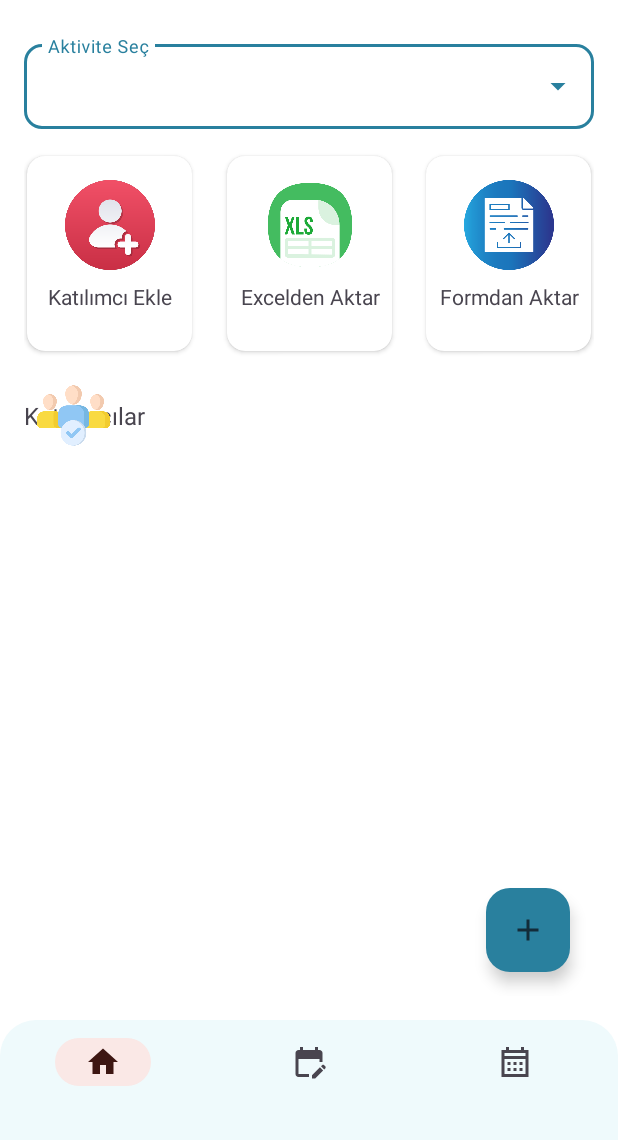
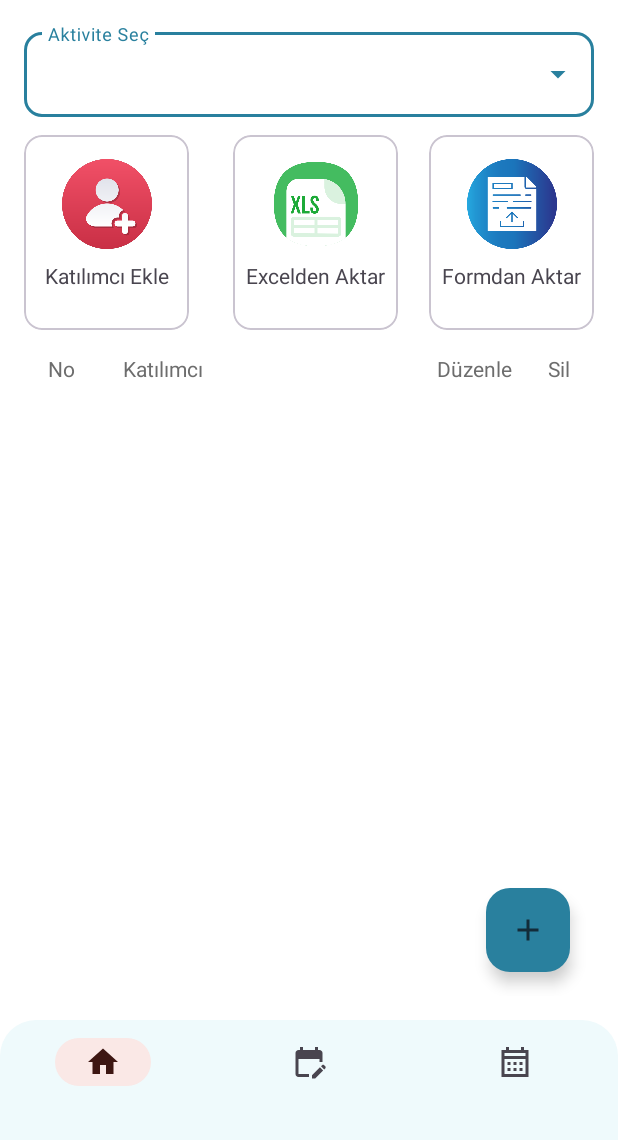
Before and after one commit to ariftuncerr/e-participant, an Android app: the screen it shows after launch once a user with an empty profile is signed in (MainActivity), on a phone screen of 412 x 824 dp, the part 96-1236 px from its top. Run offline under Robolectric (Android 15) with nearby library versions, the light colour scheme and no system bars; our stand-ins replace Firebase (no records; nobody signed in at launch, a user with empty details on screens opened directly).

Commit message:
feat(ui): updated ui

```diff
--- a/app/src/main/java/com/vedatturkkal/stajokulu2025yoklama/ui/adapters/ParticipantListAdapter.kt
+++ b/app/src/main/java/com/vedatturkkal/stajokulu2025yoklama/ui/adapters/ParticipantListAdapter.kt
@@ -4,6 +4,7 @@ import android.view.LayoutInflater
 import android.view.View
 import android.view.ViewGroup
 import android.widget.ImageButton
+import android.widget.ImageView
 import android.widget.TextView
 import androidx.recyclerview.widget.RecyclerView
 import com.vedatturkkal.stajokulu2025yoklama.R
@@ -41,7 +42,7 @@ class ParticipantListAdapter (
 
     class ParticipantItemHolder(itemView : View) : RecyclerView.ViewHolder(itemView){
         val participantName = itemView.findViewById<TextView>(R.id.participantNameText)
-        val deleteParticipantBtn = itemView.findViewById<ImageButton>(R.id.deleteParticipantBtn)
+        val deleteParticipantBtn = itemView.findViewById<ImageView>(R.id.deleteParticipantBtn)
     }
 
      fun updateList(newList : List<Participant>){
--- a/app/src/main/res/layout/fragment_home.xml
+++ b/app/src/main/res/layout/fragment_home.xml
@@ -1,4 +1,4 @@
-<!-- fragment_home.xml -->
+<?xml version="1.0" encoding="utf-8"?>
 <androidx.coordinatorlayout.widget.CoordinatorLayout
     xmlns:android="http://schemas.android.com/apk/res/android"
     xmlns:app="http://schemas.android.com/apk/res-auto"
@@ -11,27 +11,47 @@
         android:layout_height="match_parent"
         android:padding="16dp">
 
-        <!-- Modern Dropdown -->
+        <!-- Dropdown -->
+        <com.google.android.material.textfield.TextInputLayout
+            android:id="@+id/activitiesDropdownLayout"
+            style="@style/Widget.MaterialComponents.TextInputLayout.OutlinedBox.ExposedDropdownMenu"
+            android:layout_width="0dp"
+            android:layout_height="wrap_content"
+            android:hint="Aktivite Seç"
+            app:boxCornerRadiusTopStart="12dp"
+            app:boxCornerRadiusTopEnd="12dp"
+            app:boxCornerRadiusBottomStart="12dp"
+            app:boxCornerRadiusBottomEnd="12dp"
+            app:layout_constraintTop_toTopOf="parent"
+            app:layout_constraintStart_toStartOf="parent"
+            app:layout_constraintEnd_toEndOf="parent">
 
+            <AutoCompleteTextView
+                android:id="@+id/activitiesDropdown"
+                android:layout_width="match_parent"
+                android:layout_height="wrap_content"
+                android:inputType="none" />
+        </com.google.android.material.textfield.TextInputLayout>
+
+        <!-- Kart Butonları -->
         <androidx.constraintlayout.widget.ConstraintLayout
-            android:id="@+id/constraintLayout"
-            android:layout_width="match_parent"
-            android:layout_height="150dp"
-            android:layout_marginTop="8dp"
-            app:layout_constraintEnd_toEndOf="parent"
-            app:layout_constraintHorizontal_bias="0.0"
+            android:id="@+id/cardSectionLayout"
+            android:layout_width="0dp"
+            android:layout_height="wrap_content"
+            android:layout_marginTop="12dp"
+            app:layout_constraintTop_toBottomOf="@id/activitiesDropdownLayout"
             app:layout_constraintStart_toStartOf="parent"
-            app:layout_constraintTop_toBottomOf="@+id/activitiesDropdownLayout">
+            app:layout_constraintEnd_toEndOf="parent">
 
-            <androidx.cardview.widget.CardView
+            <!-- Kart 1 -->
+            <com.google.android.material.card.MaterialCardView
                 android:id="@+id/cardView"
                 android:layout_width="110dp"
                 android:layout_height="130dp"
-                android:layout_marginStart="2dp"
                 app:cardCornerRadius="12dp"
-                app:layout_constraintBottom_toBottomOf="parent"
                 app:layout_constraintStart_toStartOf="parent"
-                app:layout_constraintTop_toTopOf="parent">
+                app:layout_constraintTop_toTopOf="parent"
+                app:layout_constraintBottom_toBottomOf="parent">
 
                 <androidx.constraintlayout.widget.ConstraintLayout
                     android:layout_width="match_parent"
@@ -43,9 +63,9 @@
                         android:layout_height="60dp"
                         android:layout_marginTop="16dp"
                         android:src="@drawable/add_participant"
-                        app:layout_constraintEnd_toEndOf="parent"
+                        app:layout_constraintTop_toTopOf="parent"
                         app:layout_constraintStart_toStartOf="parent"
-                        app:layout_constraintTop_toTopOf="parent" />
+                        app:layout_constraintEnd_toEndOf="parent" />
 
                     <TextView
                         android:id="@+id/addPText"
@@ -53,21 +73,22 @@
                         android:layout_height="wrap_content"
                         android:layout_marginTop="8dp"
                         android:text="Katılımcı Ekle"
-                        app:layout_constraintEnd_toEndOf="parent"
+                        app:layout_constraintTop_toBottomOf="@id/addPImageView"
                         app:layout_constraintStart_toStartOf="parent"
-                        app:layout_constraintTop_toBottomOf="@+id/addPImageView" />
+                        app:layout_constraintEnd_toEndOf="parent" />
+                </androidx.constraintlayout.widget.ConstraintLayout>
+            </com.google.android.material.card.MaterialCardView>
 
-                </androidx.constraintlayout.widget.ConstraintLayout>
-            </androidx.cardview.widget.CardView>
-
-            <androidx.cardview.widget.CardView
+            <!-- Kart 2 -->
+            <com.google.android.material.card.MaterialCardView
                 android:id="@+id/cardView3"
                 android:layout_width="110dp"
                 android:layout_height="130dp"
+                android:layout_marginStart="8dp"
                 app:cardCornerRadius="12dp"
                 app:layout_constraintBottom_toBottomOf="parent"
                 app:layout_constraintEnd_toStartOf="@+id/cardView2"
-                app:layout_constraintStart_toEndOf="@+id/cardView"
+                app:layout_constraintStart_toEndOf="@id/cardView"
                 app:layout_constraintTop_toTopOf="parent">
 
                 <androidx.constraintlayout.widget.ConstraintLayout
@@ -86,24 +107,22 @@
 
                     <TextView
                         android:id="@+id/importExcelTxt"
-                        android:layout_width="96dp"
+                        android:layout_width="wrap_content"
                         android:layout_height="wrap_content"
                         android:layout_marginTop="8dp"
                         android:text="Excelden Aktar"
                         android:textAlignment="center"
                         app:layout_constraintEnd_toEndOf="parent"
                         app:layout_constraintStart_toStartOf="parent"
-                        app:layout_constraintTop_toBottomOf="@+id/importExceImageView" />
+                        app:layout_constraintTop_toBottomOf="@id/importExceImageView" />
+                </androidx.constraintlayout.widget.ConstraintLayout>
+            </com.google.android.material.card.MaterialCardView>
 
-                </androidx.constraintlayout.widget.ConstraintLayout>
-
-            </androidx.cardview.widget.CardView>
-
-            <androidx.cardview.widget.CardView
+            <!-- Kart 3 -->
+            <com.google.android.material.card.MaterialCardView
                 android:id="@+id/cardView2"
                 android:layout_width="110dp"
                 android:layout_height="130dp"
-                android:layout_marginEnd="2dp"
                 app:cardCornerRadius="12dp"
                 app:layout_constraintBottom_toBottomOf="parent"
                 app:layout_constraintEnd_toEndOf="parent"
@@ -125,41 +144,65 @@
 
                     <TextView
                         android:id="@+id/importFromTxt"
-                        android:layout_width="96dp"
+                        android:layout_width="wrap_content"
                         android:layout_height="wrap_content"
                         android:layout_marginTop="8dp"
                         android:text="Formdan Aktar"
                         android:textAlignment="center"
                         app:layout_constraintEnd_toEndOf="parent"
                         app:layout_constraintStart_toStartOf="parent"
-                        app:layout_constraintTop_toBottomOf="@+id/importFromImageView" />
+                        app:layout_constraintTop_toBottomOf="@id/importFromImageView" />
                 </androidx.constraintlayout.widget.ConstraintLayout>
-            </androidx.cardview.widget.CardView>
+            </com.google.android.material.card.MaterialCardView>
         </androidx.constraintlayout.widget.ConstraintLayout>
 
-        <com.google.android.material.textfield.TextInputLayout
-            android:id="@+id/activitiesDropdownLayout"
-            style="@style/Widget.MaterialComponents.TextInputLayout.OutlinedBox.ExposedDropdownMenu"
+        <!-- Katılımcı Başlık Satırı -->
+        <androidx.constraintlayout.widget.ConstraintLayout
+            android:id="@+id/constraintLayout"
             android:layout_width="0dp"
             android:layout_height="wrap_content"
-            android:layout_marginTop="8dp"
-            android:hint="Aktivite Seç"
-            app:boxCornerRadiusBottomEnd="12dp"
-            app:boxCornerRadiusBottomStart="12dp"
-            app:boxCornerRadiusTopEnd="12dp"
-            app:boxCornerRadiusTopStart="12dp"
+            android:layout_marginTop="16dp"
             app:layout_constraintEnd_toEndOf="parent"
             app:layout_constraintStart_toStartOf="parent"
-            app:layout_constraintTop_toTopOf="parent">
+            app:layout_constraintTop_toBottomOf="@id/cardSectionLayout">
 
-            <AutoCompleteTextView
-                android:id="@+id/activitiesDropdown"
-                android:layout_width="match_parent"
+            <TextView
+                android:id="@+id/pNo"
+                android:layout_width="wrap_content"
                 android:layout_height="wrap_content"
-                android:inputType="none" />
-        </com.google.android.material.textfield.TextInputLayout>
+                android:layout_marginStart="16dp"
+                android:text="No"
+                android:textColor="@color/text500"
+                android:textSize="14sp"
+                app:layout_constraintStart_toStartOf="parent" />
 
-        <!-- Manuel Yatay Kartlar -->
+            <TextView
+                android:id="@+id/pName"
+                android:layout_width="wrap_content"
+                android:layout_height="wrap_content"
+                android:layout_marginStart="32dp"
+                android:text="Katılımcı"
+                android:textColor="@color/text500"
+                app:layout_constraintStart_toEndOf="@id/pNo" />
+
+            <TextView
+                android:id="@+id/pEdit"
+                android:layout_width="wrap_content"
+                android:layout_height="wrap_content"
+                android:layout_marginEnd="24dp"
+                android:text="Düzenle"
+                android:textColor="@color/text500"
+                app:layout_constraintEnd_toStartOf="@+id/pDelete" />
+
+            <TextView
+                android:id="@+id/pDelete"
+                android:layout_width="wrap_content"
+                android:layout_height="wrap_content"
+                android:layout_marginEnd="16dp"
+                android:text="Sil"
+                android:textColor="@color/text500"
+                app:layout_constraintEnd_toEndOf="parent" />
+        </androidx.constraintlayout.widget.ConstraintLayout>
 
         <!-- Katılımcı Listesi -->
         <androidx.recyclerview.widget.RecyclerView
@@ -169,7 +212,7 @@
             app:layout_constraintBottom_toBottomOf="parent"
             app:layout_constraintEnd_toEndOf="parent"
             app:layout_constraintStart_toStartOf="parent"
-            app:layout_constraintTop_toBottomOf="@+id/imageView" />
+            app:layout_constraintTop_toBottomOf="@+id/constraintLayout" />
 
         <!-- Etkinlik Ekle FAB -->
         <com.google.android.material.floatingactionbutton.FloatingActionButton
@@ -182,25 +225,5 @@
             app:layout_constraintBottom_toBottomOf="parent"
             app:layout_constraintEnd_toEndOf="parent" />
 
-        <TextView
-            android:id="@+id/participantsTxt"
-            android:layout_width="wrap_content"
-            android:layout_height="wrap_content"
-            android:layout_marginBottom="14dp"
-            android:text="Katılımcılar"
-            android:textSize="16sp"
-            app:layout_constraintBottom_toBottomOf="@+id/imageView"
-            tools:layout_editor_absoluteX="73dp" />
-
-        <ImageView
-            android:id="@+id/imageView"
-            android:layout_width="50dp"
-            android:layout_height="50dp"
-            android:layout_marginStart="8dp"
-            android:layout_marginTop="8dp"
-            app:layout_constraintStart_toStartOf="parent"
-            app:layout_constraintTop_toBottomOf="@+id/constraintLayout"
-            app:srcCompat="@drawable/participants" />
-
     </androidx.constraintlayout.widget.ConstraintLayout>
 </androidx.coordinatorlayout.widget.CoordinatorLayout>
```
Also changed, not shown: app/src/main/res/layout/item_participant.xml (+66 -20 lines), app/src/main/res/drawable/delete_icon.png (added), app/src/main/res/drawable/edit.png (added).
